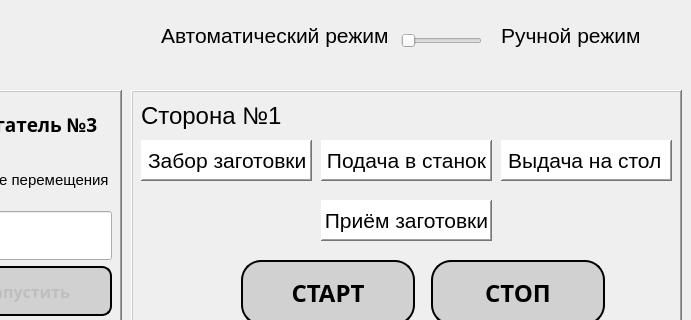
First picture: the form in forArduino.ui, repository 4t0n/ArduinoPyQt5, before the edit; both pictures show x 439 to 1130 and y 0 to 320 of the 1130 by 700 pixel window.
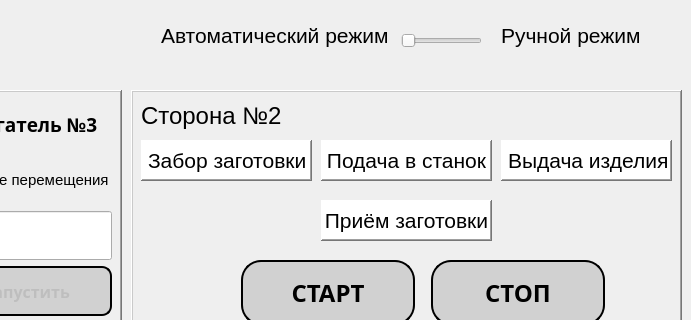
Second picture: the form after the edit.

```diff
--- a/forArduino.ui
+++ b/forArduino.ui
@@ -35,7 +35,13 @@
    </size>
   </property>
   <property name="windowTitle">
-   <string>Robot Manipulator</string>
+   <string>Robot Control Panel</string>
+  </property>
+  <property name="iconSize">
+   <size>
+    <width>32</width>
+    <height>32</height>
+   </size>
   </property>
   <property name="toolButtonStyle">
    <enum>Qt::ToolButtonIconOnly</enum>
@@ -2659,7 +2665,7 @@
       </font>
      </property>
      <property name="text">
-      <string>Сторона №1</string>
+      <string>Сторона №2</string>
      </property>
     </widget>
     <widget class="QLabel" name="operation2_2">
@@ -3030,7 +3036,7 @@
       <enum>QFrame::Raised</enum>
      </property>
      <property name="text">
-      <string>Выдача на стол</string>
+      <string>Выдача изделия</string>
      </property>
     </widget>
    </widget>
```
